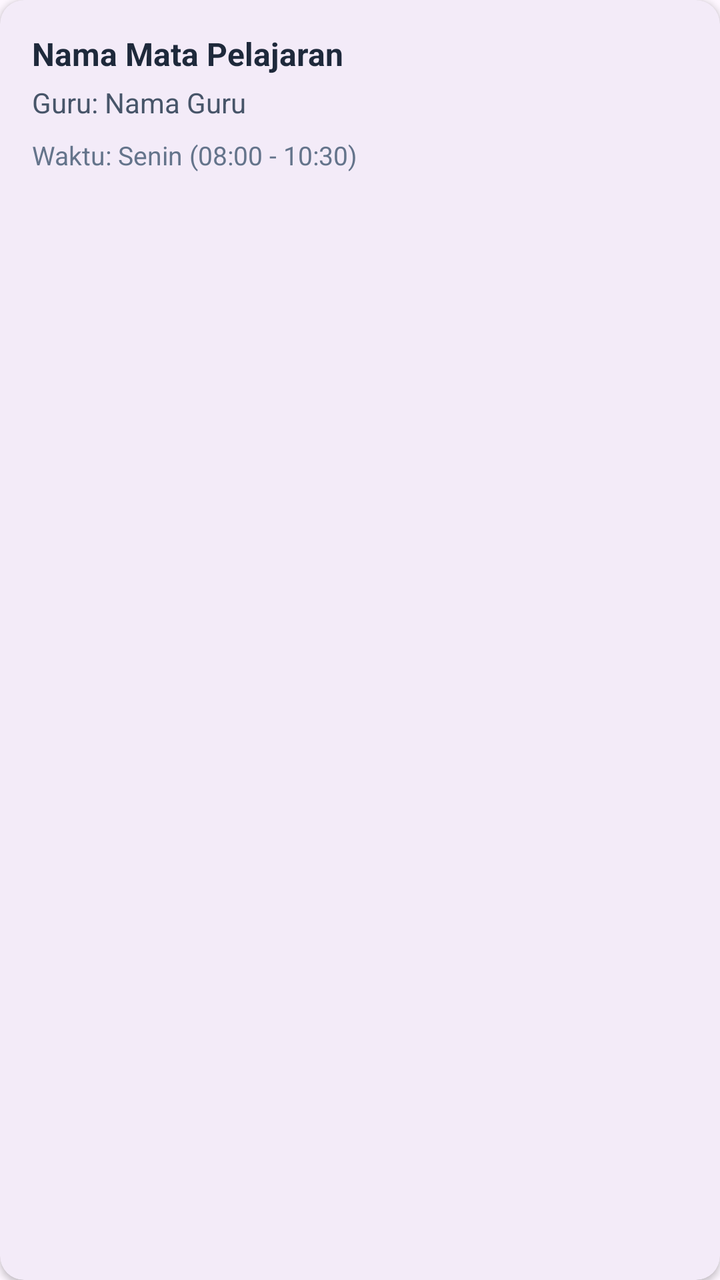
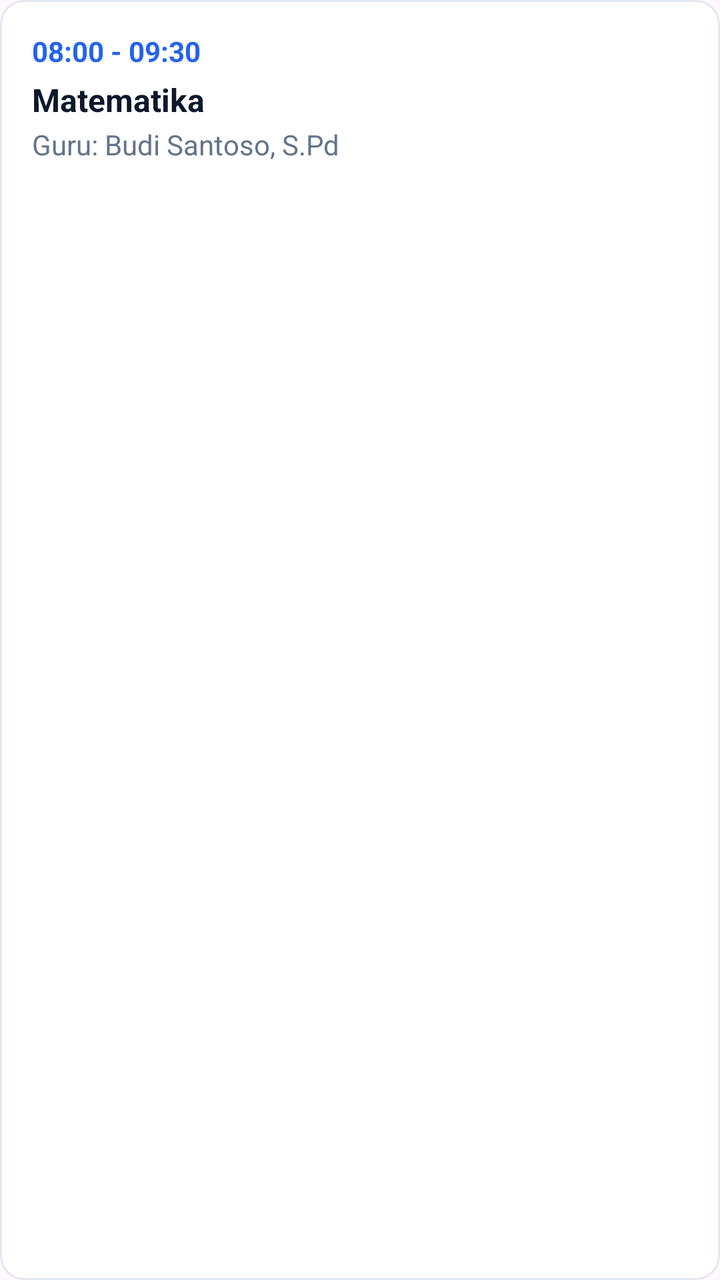

An Android layout rendered at two revisions. The XML below is the earlier revision; the diff shows what the commit changed to produce the second picture.
<!-- AndroidManifest.xml: application theme Theme.Mondu -->
<!-- res/layout/item_jadwal_siswa.xml -->
<?xml version="1.0" encoding="utf-8"?>
<com.google.android.material.card.MaterialCardView xmlns:android="http://schemas.android.com/apk/res/android"
    xmlns:app="http://schemas.android.com/apk/res-auto"
    android:layout_width="match_parent"
    android:layout_height="wrap_content"
    android:layout_marginBottom="8dp"
    app:cardCornerRadius="12dp"
    app:cardElevation="2dp"
    app:strokeWidth="0dp">

    <LinearLayout
        android:layout_width="match_parent"
        android:layout_height="wrap_content"
        android:orientation="vertical"
        android:padding="16dp">

        <TextView
            android:id="@+id/tvMapelJadwal"
            android:layout_width="wrap_content"
            android:layout_height="wrap_content"
            android:text="Nama Mata Pelajaran"
            android:textColor="#1E293B"
            android:textSize="16sp"
            android:textStyle="bold" />

        <TextView
            android:id="@+id/tvGuruJadwal"
            android:layout_width="wrap_content"
            android:layout_height="wrap_content"
            android:layout_marginTop="4dp"
            android:text="Guru: Nama Guru"
            android:textColor="#475569" />

        <TextView
            android:id="@+id/tvWaktuJadwal"
            android:layout_width="wrap_content"
            android:layout_height="wrap_content"
            android:layout_marginTop="8dp"
            android:text="Waktu: Senin (08:00 - 10:30)"
            android:textColor="#64748B"
            android:textSize="13sp" />

    </LinearLayout>
</com.google.android.material.card.MaterialCardView>
<!-- resources referenced by this layout -->
<resources>
  <style name="Theme.Mondu" parent="Base.Theme.Mondu" />
  <style name="Base.Theme.Mondu" parent="Theme.Material3.DayNight.NoActionBar">
          
          
      </style>
</resources>

<!-- the commit's change to res/layout/item_jadwal_siswa.xml (unified diff, before → after) -->
@@ -1,44 +1,48 @@
 <?xml version="1.0" encoding="utf-8"?>
-<com.google.android.material.card.MaterialCardView xmlns:android="http://schemas.android.com/apk/res/android"
+<com.google.android.material.card.MaterialCardView
+    xmlns:android="http://schemas.android.com/apk/res/android"
     xmlns:app="http://schemas.android.com/apk/res-auto"
     android:layout_width="match_parent"
     android:layout_height="wrap_content"
-    android:layout_marginBottom="8dp"
+    android:layout_marginBottom="12dp"
     app:cardCornerRadius="12dp"
-    app:cardElevation="2dp"
-    app:strokeWidth="0dp">
+    app:strokeWidth="1dp"
+    app:strokeColor="#E2E8F0"
+    app:cardBackgroundColor="#FFFFFF">
 
-    <LinearLayout
+    <RelativeLayout
         android:layout_width="match_parent"
         android:layout_height="wrap_content"
-        android:orientation="vertical"
         android:padding="16dp">
+
+        <TextView
+            android:id="@+id/tvWaktuJadwal"
+            android:layout_width="wrap_content"
+            android:layout_height="wrap_content"
+            android:text="08:00 - 09:30"
+            android:textColor="#2563EB"
+            android:textStyle="bold"/>
 
         <TextView
             android:id="@+id/tvMapelJadwal"
             android:layout_width="wrap_content"
             android:layout_height="wrap_content"
-            android:text="Nama Mata Pelajaran"
-            android:textColor="#1E293B"
+            android:layout_below="@id/tvWaktuJadwal"
+            android:text="Matematika"
             android:textSize="16sp"
-            android:textStyle="bold" />
+            android:textStyle="bold"
+            android:textColor="#0F172A"
+            android:layout_marginTop="4dp"/>
 
         <TextView
             android:id="@+id/tvGuruJadwal"
             android:layout_width="wrap_content"
             android:layout_height="wrap_content"
-            android:layout_marginTop="4dp"
-            android:text="Guru: Nama Guru"
-            android:textColor="#475569" />
+            android:layout_below="@id/tvMapelJadwal"
+            android:text="Guru: Budi Santoso, S.Pd"
+            android:textColor="#64748B"
+            android:textSize="14sp"
+            android:layout_marginTop="2dp"/>
 
-        <TextView
-            android:id="@+id/tvWaktuJadwal"
-            android:layout_width="wrap_content"
-            android:layout_height="wrap_content"
-            android:layout_marginTop="8dp"
-            android:text="Waktu: Senin (08:00 - 10:30)"
-            android:textColor="#64748B"
-            android:textSize="13sp" />
-
-    </LinearLayout>
+    </RelativeLayout>
 </com.google.android.material.card.MaterialCardView>
